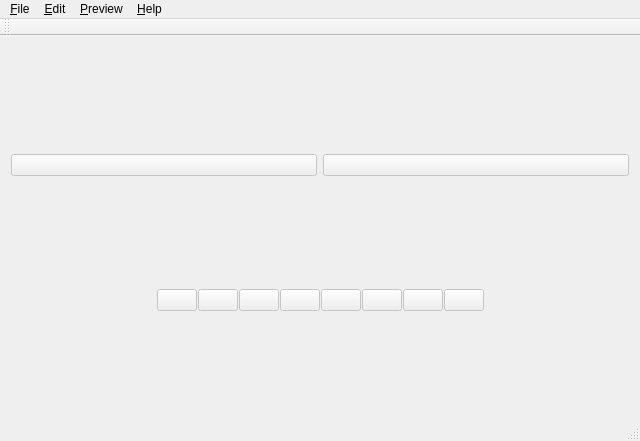
Qt form qimageviewer.ui (abodnyaUA/qimageviewer) before a commit.
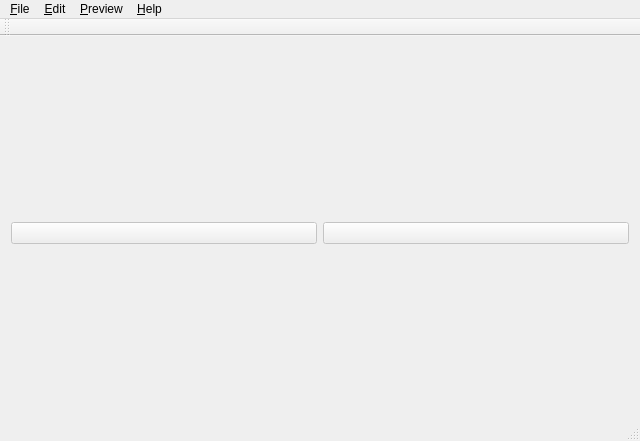
The same form after that commit. Icons and pictures are not drawn.

Patch:
```diff
--- a/qimageviewer.ui
+++ b/qimageviewer.ui
@@ -66,112 +66,6 @@
       <property name="sizeConstraint">
        <enum>QLayout::SetMinimumSize</enum>
       </property>
-      <item>
-       <spacer name="panelLeftHorizontalSpacer">
-        <property name="orientation">
-         <enum>Qt::Horizontal</enum>
-        </property>
-        <property name="sizeHint" stdset="0">
-         <size>
-          <width>40</width>
-          <height>20</height>
-         </size>
-        </property>
-       </spacer>
-      </item>
-      <item>
-       <widget class="QPushButton" name="zoomIncButton">
-        <property name="enabled">
-         <bool>false</bool>
-        </property>
-        <property name="text">
-         <string/>
-        </property>
-       </widget>
-      </item>
-      <item>
-       <widget class="QPushButton" name="zoomDecButton">
-        <property name="enabled">
-         <bool>false</bool>
-        </property>
-        <property name="text">
-         <string/>
-        </property>
-       </widget>
-      </item>
-      <item>
-       <widget class="QPushButton" name="zoomWindowButton">
-        <property name="enabled">
-         <bool>false</bool>
-        </property>
-        <property name="text">
-         <string/>
-        </property>
-       </widget>
-      </item>
-      <item>
-       <widget class="QPushButton" name="zoomOriginalButton">
-        <property name="enabled">
-         <bool>false</bool>
-        </property>
-        <property name="text">
-         <string/>
-        </property>
-       </widget>
-      </item>
-      <item>
-       <widget class="QPushButton" name="rotateRightButton">
-        <property name="enabled">
-         <bool>false</bool>
-        </property>
-        <property name="text">
-         <string/>
-        </property>
-       </widget>
-      </item>
-      <item>
-       <widget class="QPushButton" name="rotateLeftButton">
-        <property name="enabled">
-         <bool>false</bool>
-        </property>
-        <property name="text">
-         <string/>
-        </property>
-       </widget>
-      </item>
-      <item>
-       <widget class="QPushButton" name="fullscreenButton">
-        <property name="enabled">
-         <bool>false</bool>
-        </property>
-        <property name="text">
-         <string/>
-        </property>
-       </widget>
-      </item>
-      <item>
-       <widget class="QPushButton" name="slideshowButton">
-        <property name="enabled">
-         <bool>false</bool>
-        </property>
-        <property name="text">
-         <string/>
-        </property>
-       </widget>
-      </item>
-      <item>
-       <spacer name="panelRightHorizontalSpacer">
-        <property name="orientation">
-         <enum>Qt::Horizontal</enum>
-        </property>
-        <property name="sizeHint" stdset="0">
-         <size>
-          <width>40</width>
-          <height>20</height>
-         </size>
-        </property>
-       </spacer>
-      </item>
      </layout>
     </item>
    </layout>
```
Left out of the diff: 7 changed lines with no effect on the pictures.
